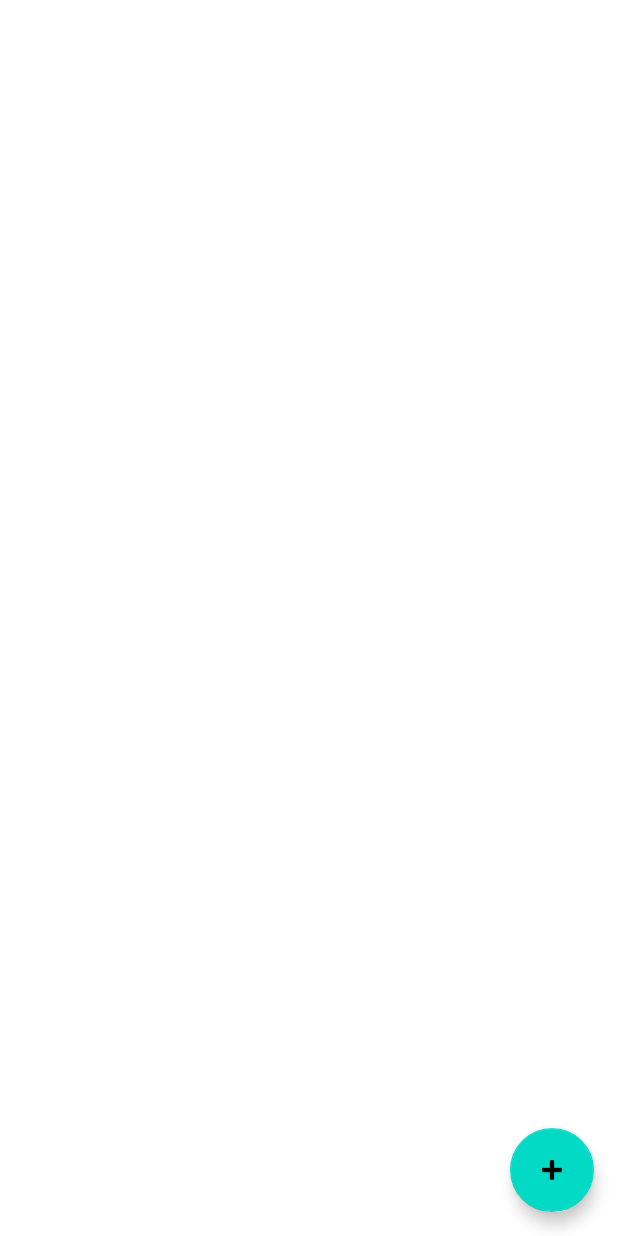
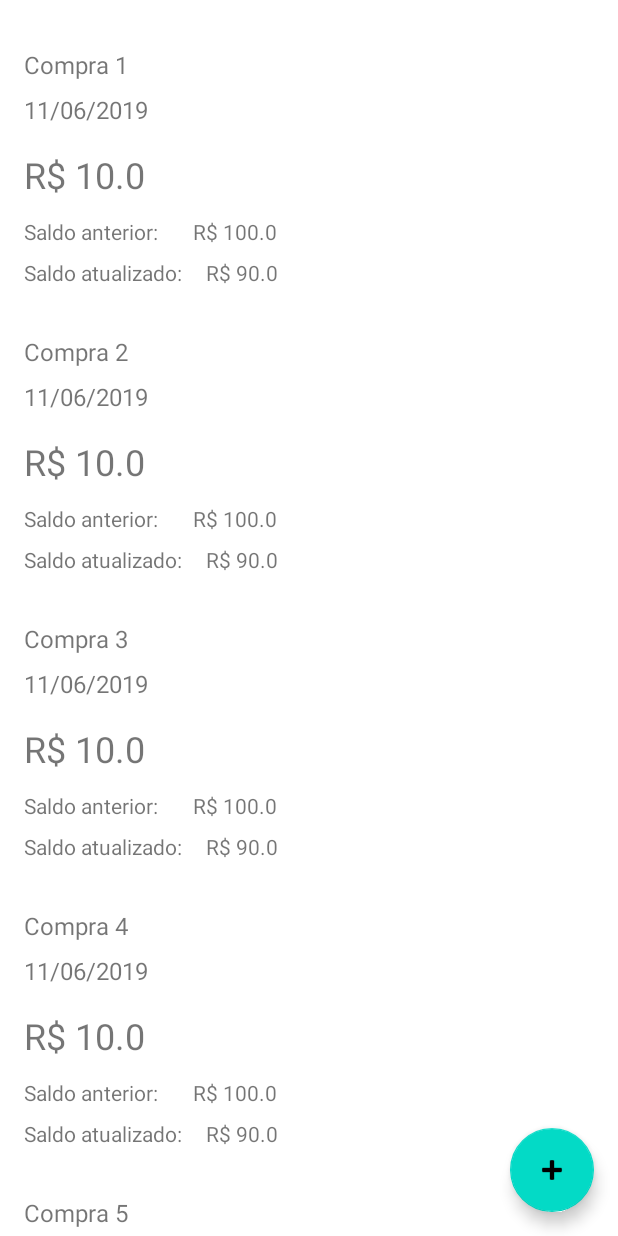
Before and after one commit to DiegoSaturno/app-controle-financeiro, an Android app: the TransactionHistoryActivity screen opened directly, with no data from a screen before it, on a phone screen of 412 x 824 dp. Run offline under Robolectric (Android 15) with nearby library versions, the phone set to English and light mode, and no system bars; our stand-ins replace Firebase (no records; nobody signed in at launch, a user with empty details on screens opened directly).

Commit message:
recycler view item layout

```diff
--- a/app/src/main/java/com/diegoliv/controlefinanceiro/activities/main_page/TransactionHistoryActivity.kt
+++ b/app/src/main/java/com/diegoliv/controlefinanceiro/activities/main_page/TransactionHistoryActivity.kt
@@ -2,6 +2,7 @@ package com.diegoliv.controlefinanceiro.activities.main_page
 
 import android.content.Intent
 import android.os.Bundle
+import android.util.Log
 import androidx.appcompat.app.AppCompatActivity
 import androidx.recyclerview.widget.LinearLayoutManager
 import androidx.recyclerview.widget.RecyclerView
@@ -44,14 +45,11 @@ class TransactionHistoryActivity : AppCompatActivity() {
                 .show()
         }
 
-        inflateRecyclerView()
+        inflateRecyclerViewWithMocks()
     }
 
     private fun inflateRecyclerView() {
         var userId = auth.currentUser!!.uid
-
-        val transactionRecyclerView = findViewById<RecyclerView>(R.id.recyclerView)
-
 
         dbHelper
             .getOrderBy("transactions", "user_id", userId, "date")
@@ -63,7 +61,7 @@ class TransactionHistoryActivity : AppCompatActivity() {
                     val transactionDesc = document["description"].toString()
                     val balanceBefore = document["balanceBefore"].toString().toDouble()
                     val balanceAfter = document["balanceAfter"].toString().toDouble()
-                    val isExpense = document["balanceAfter"].toString().toBoolean()
+                    val isExpense = document["expense"].toString().toBoolean()
                     val date = SimpleDateFormat("dd/MM/yyyy").parse(document["data"].toString())
                     val value = document["value"].toString().toDouble()
 
@@ -71,9 +69,39 @@ class TransactionHistoryActivity : AppCompatActivity() {
                     transactions.add(Transaction(userId, date, isExpense, value, balanceBefore, balanceAfter, transactionName, transactionDesc))
                 }
 
-                transactionRecyclerView.adapter = TransactionsAdapter(this, transactions)
-                transactionRecyclerView.layoutManager = LinearLayoutManager(this)
+                setRecyclerViewAdapter(transactions)
+            }
+            .addOnFailureListener { exception ->
+                Log.e("Ex", exception.message)
             }
     }
 
+    private fun inflateRecyclerViewWithMocks() {
+        var userId = auth.currentUser!!.uid
+        val transactions = ArrayList<Transaction>()
+
+        for (i in 1..10) {
+            transactions.add(
+                Transaction(
+                    userId,
+                    Date(),
+                    true,
+                    10.00,
+                    100.00,
+                    90.00,
+                    "Compra $i",
+                    "Compra $i no Supermercado"
+                )
+            )
+        }
+
+        setRecyclerViewAdapter(transactions)
+    }
+
+    private fun setRecyclerViewAdapter(transactions: ArrayList<Transaction>) {
+        val transactionRecyclerView = findViewById<RecyclerView>(R.id.recyclerView)
+
+        transactionRecyclerView.adapter = TransactionsAdapter(this, transactions)
+        transactionRecyclerView.layoutManager = LinearLayoutManager(this)
+    }
 }
--- a/app/src/main/java/com/diegoliv/controlefinanceiro/activities/main_page/adapters/TransactionsAdapter.kt
+++ b/app/src/main/java/com/diegoliv/controlefinanceiro/activities/main_page/adapters/TransactionsAdapter.kt
@@ -9,6 +9,8 @@ import android.widget.TextView
 import androidx.recyclerview.widget.RecyclerView
 import com.diegoliv.controlefinanceiro.R
 import com.diegoliv.controlefinanceiro.models.Transaction
+import java.text.SimpleDateFormat
+
 
 class TransactionsAdapter(private val context: Context, val transactions: List<Transaction>): RecyclerView.Adapter<TransactionsAdapter.TransactionViewHolder>() {
 
@@ -30,7 +32,9 @@ class TransactionsAdapter(private val context: Context, val transactions: List<T
         nameTextView.text = transaction.name
 
         val dataTextView = holder.itemView.findViewById<TextView>(R.id.dataTextView)
-        dataTextView.text = transaction.date.toString()
+
+        val newstring = SimpleDateFormat("dd/MM/yyyy").format(transaction.date)
+        dataTextView.text = newstring
 
         val valueTextView = holder.itemView.findViewById<TextView>(R.id.valueTextView)
         valueTextView.text = "R$ ${transaction.value}"
--- a/app/src/main/res/layout/nav_header_home.xml
+++ b/app/src/main/res/layout/nav_header_home.xml
@@ -10,6 +10,7 @@
         android:paddingRight="@dimen/activity_horizontal_margin"
         android:paddingTop="@dimen/activity_vertical_margin"
         android:theme="@style/ThemeOverlay.AppCompat.Dark"
+        android:backgroundTint="@color/colorPrimary"
         android:orientation="vertical"
         android:gravity="bottom">
 
--- a/app/src/main/res/layout/transaction_item.xml
+++ b/app/src/main/res/layout/transaction_item.xml
@@ -1,7 +1,9 @@
 <?xml version="1.0" encoding="utf-8"?>
 <androidx.constraintlayout.widget.ConstraintLayout xmlns:android="http://schemas.android.com/apk/res/android"
-                                                   xmlns:app="http://schemas.android.com/apk/res-auto" xmlns:tools="http://schemas.android.com/tools" android:layout_width="match_parent"
-                                                   android:layout_height="match_parent">
+                                                   xmlns:app="http://schemas.android.com/apk/res-auto"
+                                                   xmlns:tools="http://schemas.android.com/tools"
+                                                   android:layout_width="match_parent"
+                                                   android:layout_height="wrap_content">
 
     <TextView
             android:text="Nome da Transação"
@@ -24,7 +26,7 @@
             android:layout_height="wrap_content"
             app:layout_constraintStart_toStartOf="parent" android:layout_marginStart="16dp"
             android:id="@+id/valueTextView" app:layout_constraintTop_toBottomOf="@+id/dataTextView"
-            android:layout_marginTop="32dp" android:textSize="24sp"/>
+            android:layout_marginTop="16dp" android:textSize="24sp"/>
     <TextView
             android:text="Saldo anterior:"
             android:layout_width="wrap_content"
--- a/app/src/main/res/menu/activity_home_drawer.xml
+++ b/app/src/main/res/menu/activity_home_drawer.xml
@@ -9,7 +9,6 @@
                 android:title="Atualizar Saldo"/>
         <item
                 android:id="@+id/nav_transactions"
-                android:icon="@drawable/ic_menu_gallery"
                 android:title="Transações"/>
     </group>
 
```
